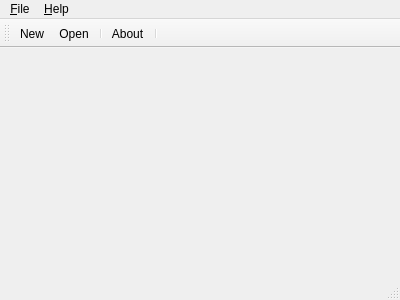
Before: the Qt Designer form src/mainwindow.ui in jayadevenair/accounting-made-easy, drawn with Qt 5.
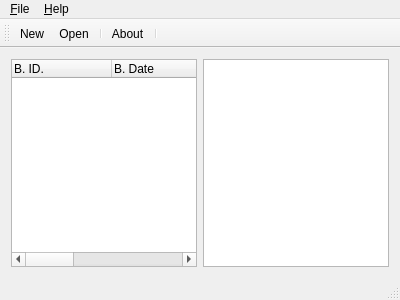
After: the same form once the commit is applied. Icons and pictures are not drawn.

Commit message: Show booking history as a tree

What changed in the file:
```diff
--- a/src/mainwindow.ui
+++ b/src/mainwindow.ui
@@ -10,10 +10,62 @@
     <height>300</height>
    </rect>
   </property>
+  <property name="sizePolicy">
+   <sizepolicy hsizetype="Preferred" vsizetype="Preferred">
+    <horstretch>0</horstretch>
+    <verstretch>0</verstretch>
+   </sizepolicy>
+  </property>
+  <property name="maximumSize">
+   <size>
+    <width>400</width>
+    <height>300</height>
+   </size>
+  </property>
   <property name="windowTitle">
    <string>MainWindow</string>
   </property>
-  <widget class="QWidget" name="centralWidget"/>
+  <widget class="QWidget" name="centralWidget">
+   <layout class="QHBoxLayout" name="horizontalLayout">
+    <item>
+     <widget class="QTreeWidget" name="treeWidgetAllBooking">
+      <column>
+       <property name="text">
+        <string>B. ID.                     </string>
+       </property>
+      </column>
+      <column>
+       <property name="text">
+        <string>B. Date                 </string>
+       </property>
+      </column>
+      <column>
+       <property name="text">
+        <string>B. Time                </string>
+       </property>
+      </column>
+      <column>
+       <property name="text">
+        <string>Customer Name</string>
+       </property>
+      </column>
+      <column>
+       <property name="text">
+        <string>Destinations      </string>
+       </property>
+      </column>
+      <column>
+       <property name="text">
+        <string>Profit                    </string>
+       </property>
+      </column>
+     </widget>
+    </item>
+    <item>
+     <widget class="QGraphicsView" name="graphicsView"/>
+    </item>
+   </layout>
+  </widget>
   <widget class="QMenuBar" name="menuBar">
    <property name="geometry">
     <rect>
```
The commit also changes 7 other files.
